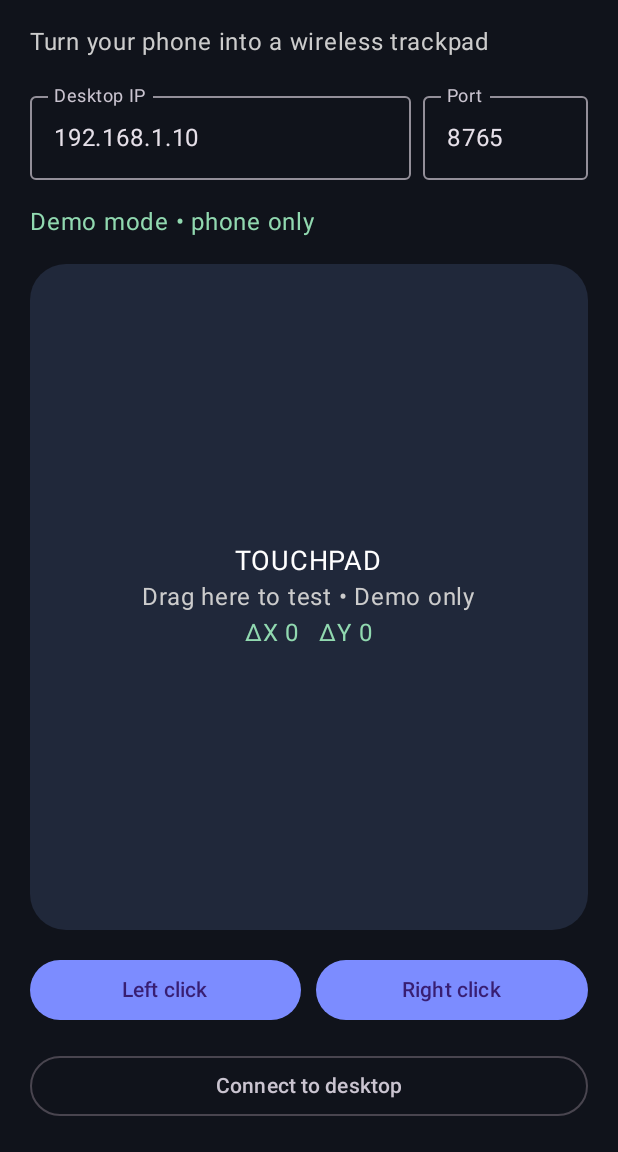
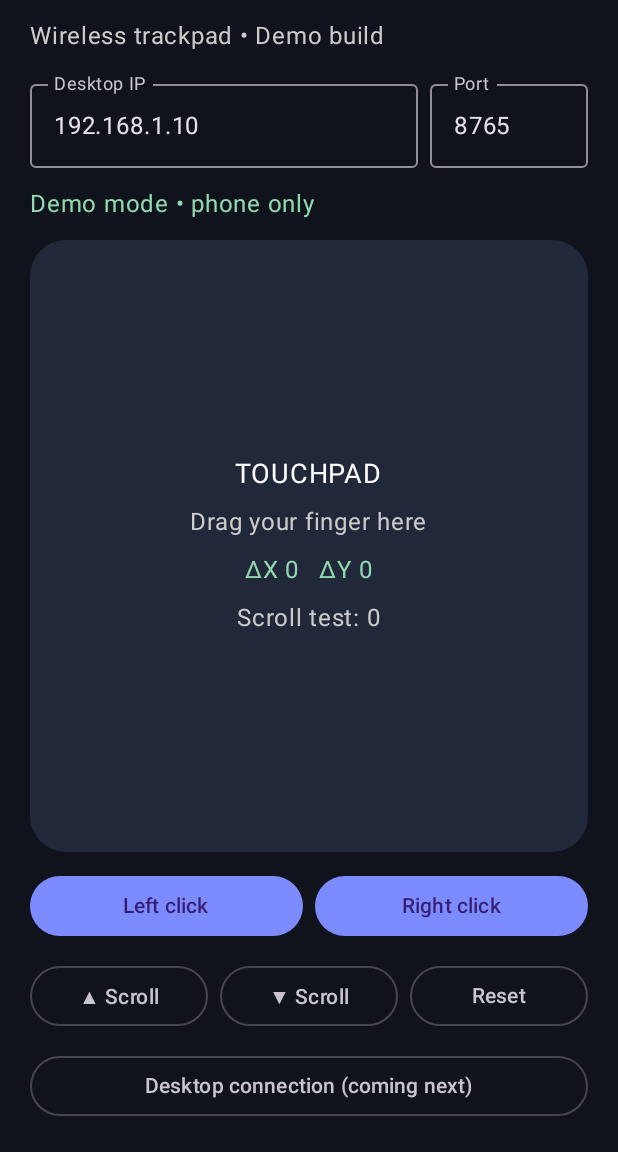
Before and after one commit to ashishxhub/Aircurse, an Android app built with Jetpack Compose: the screen it shows after launch (MainActivity), on a phone screen of 412 x 824 dp, the part 84-1236 px from its top. Run offline under Robolectric (Android 15) with nearby library versions, the phone set to English and light mode, and no system bars.

Commit message:
Add scroll controls and reset to AirCursor demo

```diff
--- a/app/src/main/java/com/ashishxhub/aircursor/MainActivity.kt
+++ b/app/src/main/java/com/ashishxhub/aircursor/MainActivity.kt
@@ -17,7 +17,10 @@ import androidx.compose.ui.unit.dp
 import androidx.compose.ui.unit.sp
 
 class MainActivity : ComponentActivity() {
-    override fun onCreate(savedInstanceState: Bundle?) { super.onCreate(savedInstanceState); setContent { AirCursorScreen() } }
+    override fun onCreate(savedInstanceState: Bundle?) {
+        super.onCreate(savedInstanceState)
+        setContent { AirCursorScreen() }
+    }
 }
 
 @Composable
@@ -27,27 +30,52 @@ fun AirCursorScreen() {
     var status by remember { mutableStateOf("Demo mode • phone only") }
     var x by remember { mutableFloatStateOf(0f) }
     var y by remember { mutableFloatStateOf(0f) }
+    var scrollCount by remember { mutableIntStateOf(0) }
+
     MaterialTheme(colorScheme = darkColorScheme(primary = Color(0xFF7C8CFF), background = Color(0xFF10131B), surface = Color(0xFF1B2030))) {
-        Column(Modifier.fillMaxSize().background(Color(0xFF10131B)).padding(20.dp), verticalArrangement = Arrangement.spacedBy(16.dp)) {
+        Column(
+            Modifier.fillMaxSize().background(Color(0xFF10131B)).padding(20.dp),
+            verticalArrangement = Arrangement.spacedBy(12.dp)
+        ) {
             Text("AirCursor", fontSize = 30.sp, color = Color.White)
-            Text("Turn your phone into a wireless trackpad", color = Color.LightGray)
+            Text("Wireless trackpad • Demo build", color = Color.LightGray)
             Row(horizontalArrangement = Arrangement.spacedBy(8.dp)) {
                 OutlinedTextField(host, { host = it }, Modifier.weight(1f), label = { Text("Desktop IP") }, singleLine = true)
-                OutlinedTextField(port, { port = it }, Modifier.width(110.dp), label = { Text("Port") }, singleLine = true)
+                OutlinedTextField(port, { port = it }, Modifier.width(105.dp), label = { Text("Port") }, singleLine = true)
             }
             Text(status, color = Color(0xFF91D9B0))
-            Box(Modifier.fillMaxWidth().weight(1f).background(Color(0xFF20283A), RoundedCornerShape(24.dp)).pointerInput(Unit) { detectDragGestures { change, drag -> change.consume(); x += drag.x; y += drag.y } }, contentAlignment = Alignment.Center) {
-                Column(horizontalAlignment = Alignment.CenterHorizontally) {
+            Box(
+                Modifier.fillMaxWidth().weight(1f)
+                    .background(Color(0xFF20283A), RoundedCornerShape(24.dp))
+                    .pointerInput(Unit) {
+                        detectDragGestures { change, drag ->
+                            change.consume()
+                            x += drag.x
+                            y += drag.y
+                        }
+                    },
+                contentAlignment = Alignment.Center
+            ) {
+                Column(horizontalAlignment = Alignment.CenterHorizontally, verticalArrangement = Arrangement.spacedBy(8.dp)) {
                     Text("TOUCHPAD", color = Color.White, fontSize = 18.sp)
-                    Text("Drag here to test • Demo only", color = Color.LightGray)
+                    Text("Drag your finger here", color = Color.LightGray)
                     Text("ΔX ${x.toInt()}   ΔY ${y.toInt()}", color = Color(0xFF91D9B0))
+                    Text("Scroll test: $scrollCount", color = Color.LightGray)
                 }
             }
-            Row(horizontalArrangement = Arrangement.spacedBy(10.dp)) {
-                Button(onClick = { status = "Left click • demo" }, modifier = Modifier.weight(1f)) { Text("Left click") }
-                Button(onClick = { status = "Right click • demo" }, modifier = Modifier.weight(1f)) { Text("Right click") }
+            Row(horizontalArrangement = Arrangement.spacedBy(8.dp)) {
+                Button(onClick = { status = "Left click • demo"; }, modifier = Modifier.weight(1f)) { Text("Left click") }
+                Button(onClick = { status = "Right click • demo"; }, modifier = Modifier.weight(1f)) { Text("Right click") }
             }
-            OutlinedButton(onClick = { status = "Connected mode is not wired yet. Desktop server required." }, modifier = Modifier.fillMaxWidth()) { Text("Connect to desktop") }
+            Row(horizontalArrangement = Arrangement.spacedBy(8.dp)) {
+                OutlinedButton(onClick = { scrollCount++; status = "Scroll up • demo" }, modifier = Modifier.weight(1f)) { Text("▲ Scroll") }
+                OutlinedButton(onClick = { scrollCount--; status = "Scroll down • demo" }, modifier = Modifier.weight(1f)) { Text("▼ Scroll") }
+                OutlinedButton(onClick = { x = 0f; y = 0f; scrollCount = 0; status = "Demo reset" }, modifier = Modifier.weight(1f)) { Text("Reset") }
+            }
+            OutlinedButton(
+                onClick = { status = "Desktop connection is the next step. A desktop server must be running on the same Wi-Fi." },
+                modifier = Modifier.fillMaxWidth()
+            ) { Text("Desktop connection (coming next)") }
         }
     }
 }
```
